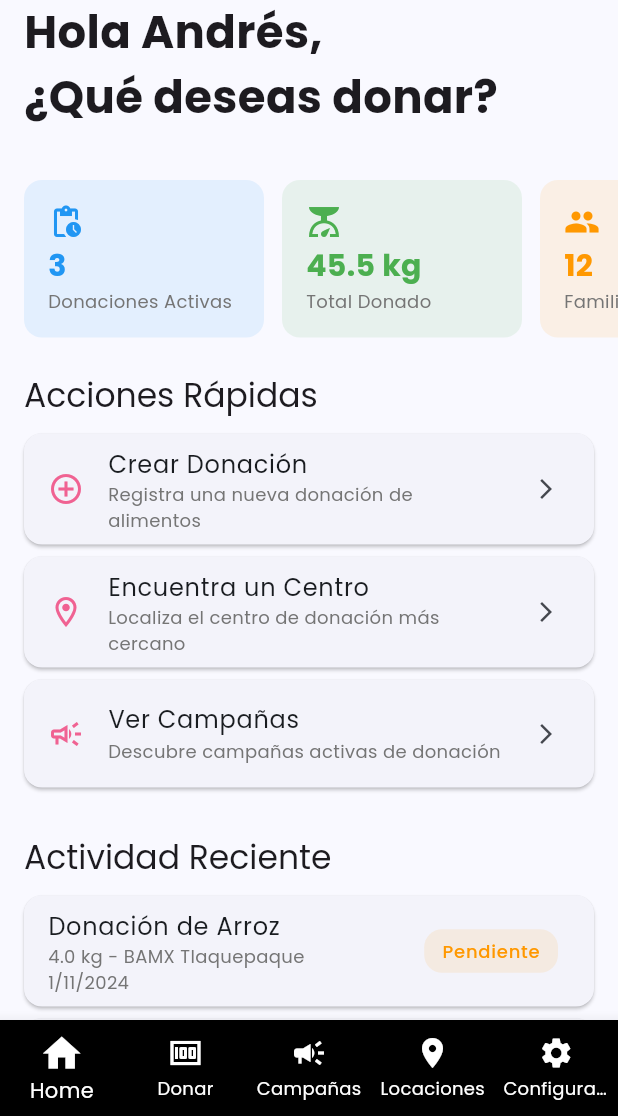
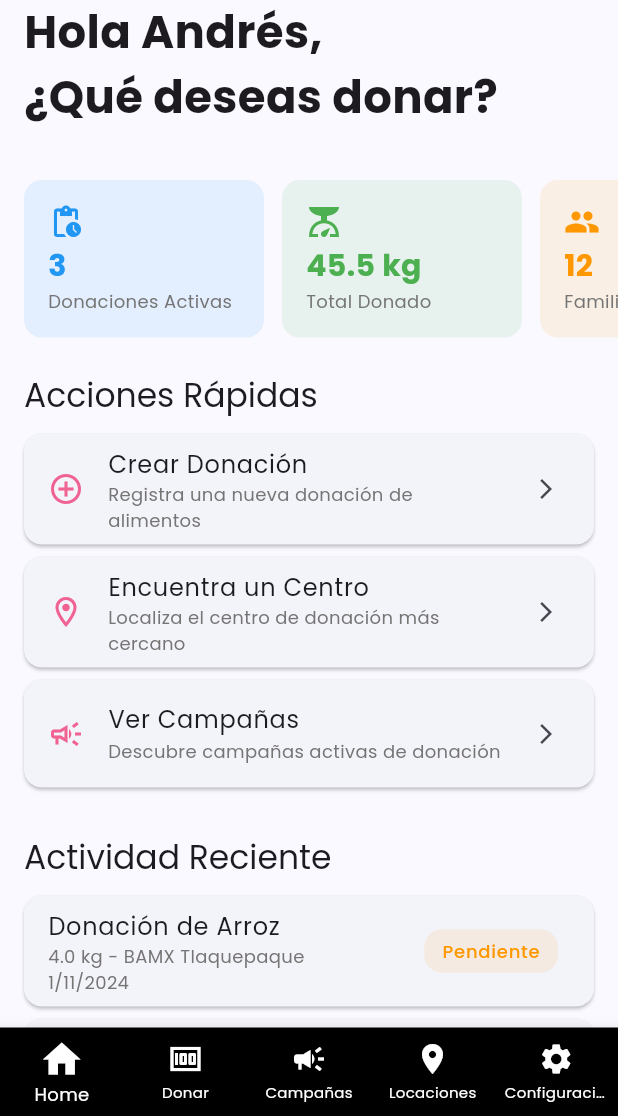
Before and after one commit to ALG06/Frontend, a Flutter app: the screen it shows after launch, on a phone screen of 412 x 824 dp, the part 120-1236 px from its top. Run offline on Flutter 3.47's test engine with Material 3 defaults, Android fonts, the phone set to English and light mode, and no system bars; our stand-ins replace flutter_dotenv, geolocator, google_fonts, google_maps_flutter, qr_flutter, shared_preferences; missing offline and left inert: universal_html.

Commit message:
Fix: Navbar text is now smaller

```diff
--- a/lib/layout/navbar.dart
+++ b/lib/layout/navbar.dart
@@ -24,6 +24,10 @@ class NavBar extends StatelessWidget {
           const IconThemeData(size: 30), // Bigger size for selected icons
       unselectedIconTheme:
           const IconThemeData(size: 24), // Default size for unselected icons
+      selectedLabelStyle:
+          const TextStyle(fontSize: 12), // Smaller text for selected labels
+      unselectedLabelStyle:
+          const TextStyle(fontSize: 10), // Smaller text for unselected labels
       items: [
         _buildItem(TabItem.home),
         _buildItem(TabItem.donate),
```
